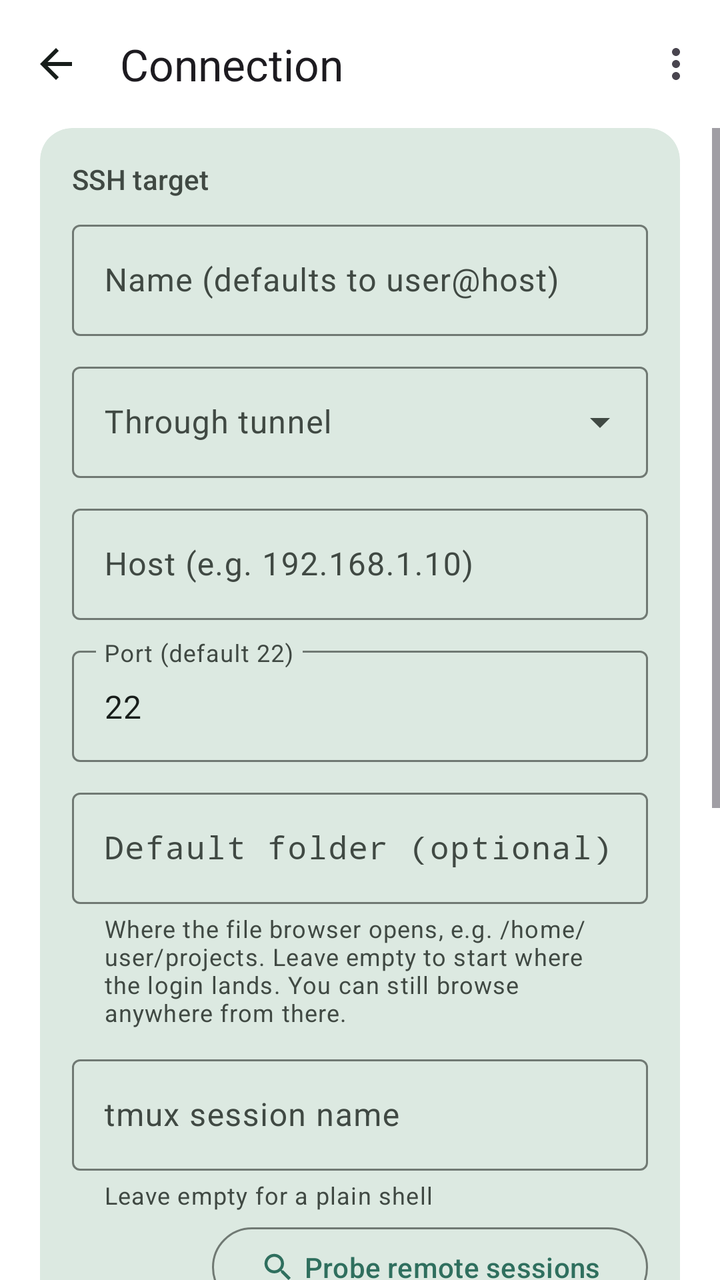
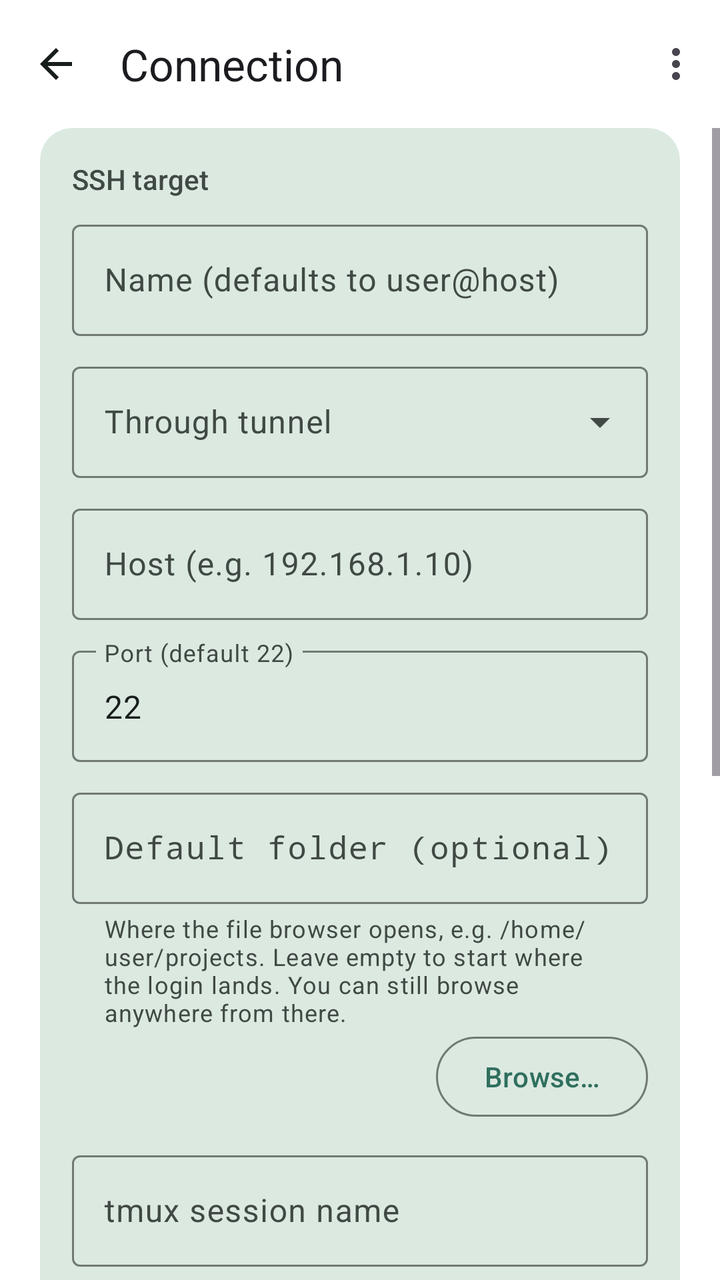

Two renders of the same Android screen: before a commit and after it. Below are the layout's source before the change and the commit's diff.
<!-- AndroidManifest.xml: application theme Theme.AiDevMob -->
<!-- res/layout/activity_connection_edit.xml -->
<?xml version="1.0" encoding="utf-8"?>
<LinearLayout xmlns:android="http://schemas.android.com/apk/res/android"
    xmlns:app="http://schemas.android.com/apk/res-auto"
    android:layout_width="match_parent"
    android:layout_height="match_parent"
    android:orientation="vertical"
    android:background="?attr/colorSurface">

    <com.google.android.material.appbar.MaterialToolbar
        android:id="@+id/toolbar"
        android:layout_width="match_parent"
        android:layout_height="?attr/actionBarSize"
        app:navigationIcon="@drawable/ic_arrow_back"
        app:navigationContentDescription="@string/action_back"
        app:navigationIconTint="?attr/colorOnSurface"
        app:title="@string/connection_edit_toolbar"
        app:menu="@menu/connection_edit_menu" />

    <ScrollView
        android:layout_width="match_parent"
        android:layout_height="0dp"
        android:layout_weight="1"
        android:fillViewport="true">

        <LinearLayout
            android:layout_width="match_parent"
            android:layout_height="wrap_content"
            android:orientation="vertical"
            android:paddingStart="20dp"
            android:paddingEnd="20dp"
            android:paddingBottom="20dp">

            <com.google.android.material.card.MaterialCardView
                style="@style/Widget.Material3.CardView.Filled"
                android:layout_width="match_parent"
                android:layout_height="wrap_content"
                app:cardCornerRadius="16dp"
                app:cardBackgroundColor="?attr/colorSurfaceVariant">

                <LinearLayout
                    android:layout_width="match_parent"
                    android:layout_height="wrap_content"
                    android:orientation="vertical"
                    android:padding="16dp">

                    <TextView
                        android:layout_width="wrap_content"
                        android:layout_height="wrap_content"
                        android:text="@string/connection_section_target"
                        android:textAppearance="?attr/textAppearanceTitleSmall"
                        android:textColor="?attr/colorOnSurfaceVariant"
                        android:layout_marginBottom="8dp" />

                    <com.google.android.material.textfield.TextInputLayout
                        style="@style/Widget.Material3.TextInputLayout.OutlinedBox"
                        android:layout_width="match_parent"
                        android:layout_height="wrap_content"
                        android:hint="@string/connection_hint_name">
                        <com.google.android.material.textfield.TextInputEditText
                            android:id="@+id/editName"
                            android:layout_width="match_parent"
                            android:layout_height="wrap_content"
                            android:inputType="text"
                            android:singleLine="true" />
                    </com.google.android.material.textfield.TextInputLayout>

                    <com.google.android.material.textfield.TextInputLayout
                        style="@style/Widget.Material3.TextInputLayout.OutlinedBox.ExposedDropdownMenu"
                        android:layout_width="match_parent"
                        android:layout_height="wrap_content"
                        android:layout_marginTop="10dp"
                        android:hint="@string/connection_hint_tunnel">
                        <com.google.android.material.textfield.MaterialAutoCompleteTextView
                            android:id="@+id/dropdownTunnel"
                            android:layout_width="match_parent"
                            android:layout_height="wrap_content"
                            android:inputType="none"
                            android:focusable="false" />
                    </com.google.android.material.textfield.TextInputLayout>

                    
                    <LinearLayout
                        android:id="@+id/groupDirectTarget"
                        android:layout_width="match_parent"
                        android:layout_height="wrap_content"
                        android:orientation="vertical">

                        <com.google.android.material.textfield.TextInputLayout
                            style="@style/Widget.Material3.TextInputLayout.OutlinedBox"
                            android:layout_width="match_parent"
                            android:layout_height="wrap_content"
                            android:layout_marginTop="10dp"
                            android:hint="@string/connection_hint_host">
                            <com.google.android.material.textfield.TextInputEditText
                                android:id="@+id/editHost"
                                android:layout_width="match_parent"
                                android:layout_height="wrap_content"
                                android:inputType="textNoSuggestions"
                                android:singleLine="true" />
                        </com.google.android.material.textfield.TextInputLayout>

                        <com.google.android.material.textfield.TextInputLayout
                            style="@style/Widget.Material3.TextInputLayout.OutlinedBox"
                            android:layout_width="match_parent"
                            android:layout_height="wrap_content"
                            android:layout_marginTop="10dp"
                            android:hint="@string/connection_hint_port">
                            <com.google.android.material.textfield.TextInputEditText
                                android:id="@+id/editPort"
                                android:layout_width="match_parent"
                                android:layout_height="wrap_content"
                                android:inputType="number"
                                android:singleLine="true"
                                android:text="22" />
                        </com.google.android.material.textfield.TextInputLayout>
                    </LinearLayout>

                    <TextView
                        android:id="@+id/textTunnelTarget"
                        android:layout_width="match_parent"
                        android:layout_height="wrap_content"
                        android:layout_marginTop="10dp"
                        android:textAppearance="?attr/textAppearanceBodySmall"
                        android:textColor="?attr/colorOnSurfaceVariant"
                        android:visibility="gone" />

                    <com.google.android.material.textfield.TextInputLayout
                        style="@style/Widget.Material3.TextInputLayout.OutlinedBox"
                        android:layout_width="match_parent"
                        android:layout_height="wrap_content"
                        android:layout_marginTop="10dp"
                        app:helperTextEnabled="true"
                        app:helperText="@string/connection_helper_default_path"
                        android:hint="@string/connection_hint_default_path">
                        <com.google.android.material.textfield.TextInputEditText
                            android:id="@+id/editDefaultPath"
                            android:layout_width="match_parent"
                            android:layout_height="wrap_content"
                            android:inputType="textNoSuggestions"
                            android:fontFamily="monospace"
                            android:singleLine="true" />
                    </com.google.android.material.textfield.TextInputLayout>

                    <com.google.android.material.textfield.TextInputLayout
                        android:id="@+id/layoutTmuxSession"
                        style="@style/Widget.Material3.TextInputLayout.OutlinedBox"
                        android:layout_width="match_parent"
                        android:layout_height="wrap_content"
                        android:layout_marginTop="10dp"
                        app:helperTextEnabled="true"
                        app:helperText="@string/connection_helper_tmux"
                        android:hint="@string/connection_hint_tmux">
                        <com.google.android.material.textfield.TextInputEditText
                            android:id="@+id/editTmuxSession"
                            android:layout_width="match_parent"
                            android:layout_height="wrap_content"
                            android:inputType="textNoSuggestions"
                            android:singleLine="true" />
                    </com.google.android.material.textfield.TextInputLayout>

                    <com.google.android.material.button.MaterialButton
                        android:id="@+id/buttonProbeTmux"
                        style="@style/Widget.Material3.Button.OutlinedButton"
                        android:layout_width="wrap_content"
                        android:layout_height="wrap_content"
                        android:layout_gravity="end"
                        android:layout_marginTop="4dp"
                        app:icon="@drawable/ic_search"
                        android:text="@string/connection_action_probe" />
                </LinearLayout>
            </com.google.android.material.card.MaterialCardView>

            <com.google.android.material.card.MaterialCardView
                style="@style/Widget.Material3.CardView.Filled"
                android:layout_width="match_parent"
                android:layout_height="wrap_content"
                android:layout_marginTop="12dp"
                app:cardCornerRadius="16dp"
                app:cardBackgroundColor="?attr/colorSurfaceVariant">

                <LinearLayout
                    android:layout_width="match_parent"
                    android:layout_height="wrap_content"
                    android:orientation="vertical"
                    android:padding="16dp">

                    <TextView
                        android:layout_width="wrap_content"
                        android:layout_height="wrap_content"
                        android:text="@string/connection_section_credential"
                        android:textAppearance="?attr/textAppearanceTitleSmall"
                        android:textColor="?attr/colorOnSurfaceVariant"
                        android:layout_marginBottom="8dp" />

                    <com.google.android.material.textfield.TextInputLayout
                        style="@style/Widget.Material3.TextInputLayout.OutlinedBox.ExposedDropdownMenu"
                        android:layout_width="match_parent"
                        android:layout_height="wrap_content"
                        android:hint="@string/connection_hint_credential">
                        <com.google.android.material.textfield.MaterialAutoCompleteTextView
                            android:id="@+id/dropdownCredential"
                            android:layout_width="match_parent"
                            android:layout_height="wrap_content"
                            android:inputType="none"
                            android:focusable="false" />
                    </com.google.android.material.textfield.TextInputLayout>

                    <TextView
                        android:id="@+id/textCredentialDetail"
                        android:layout_width="match_parent"
                        android:layout_height="wrap_content"
                        android:layout_marginTop="6dp"
                        android:textAppearance="?attr/textAppearanceBodySmall"
                        android:textColor="?attr/colorOnSurfaceVariant" />

                    <LinearLayout
                        android:layout_width="match_parent"
                        android:layout_height="wrap_content"
                        android:orientation="horizontal"
                        android:layout_marginTop="10dp">

                        <com.google.android.material.button.MaterialButton
                            android:id="@+id/buttonNewCredential"
                            style="@style/Widget.Material3.Button.TonalButton"
                            android:layout_width="0dp"
                            android:layout_height="48dp"
                            android:layout_weight="1"
                            android:layout_marginEnd="8dp"
                            app:cornerRadius="12dp"
                            android:text="@string/connection_action_new_credential" />

                        <com.google.android.material.button.MaterialButton
                            android:id="@+id/buttonEditCredential"
                            style="@style/Widget.Material3.Button.OutlinedButton"
                            android:layout_width="0dp"
                            android:layout_height="48dp"
                            android:layout_weight="1"
                            app:cornerRadius="12dp"
                            android:text="@string/connection_action_edit_credential" />
                    </LinearLayout>
                </LinearLayout>
            </com.google.android.material.card.MaterialCardView>

            <TextView
                android:id="@+id/textError"
                android:layout_width="match_parent"
                android:layout_height="wrap_content"
                android:layout_marginTop="12dp"
                android:textColor="?attr/colorError"
                android:visibility="gone" />

            <com.google.android.material.button.MaterialButton
                android:id="@+id/buttonSaveAndConnect"
                android:layout_width="match_parent"
                android:layout_height="56dp"
                android:layout_marginTop="16dp"
                app:cornerRadius="16dp"
                android:text="@string/connection_action_save_and_connect" />

            <com.google.android.material.button.MaterialButton
                android:id="@+id/buttonSave"
                style="@style/Widget.Material3.Button.TonalButton"
                android:layout_width="match_parent"
                android:layout_height="52dp"
                android:layout_marginTop="10dp"
                app:cornerRadius="16dp"
                android:text="@string/action_save_only" />

        </LinearLayout>
    </ScrollView>
</LinearLayout>
<!-- resources referenced by this layout -->
<resources>
  <!-- drawable ic_arrow_back (drawable) -->
  <vector xmlns:android="http://schemas.android.com/apk/res/android"
      android:width="24dp"
      android:height="24dp"
      android:viewportWidth="24"
      android:viewportHeight="24"
      android:tint="#FFFFFF">
      <path
          android:fillColor="#FF000000"
          android:pathData="M20,11 H7.8 l5.6,-5.6 L12,4 l-8,8 8,8 1.4,-1.4 L7.8,13 H20 Z" />
  </vector>
  <!-- drawable ic_search (drawable) -->
  <vector xmlns:android="http://schemas.android.com/apk/res/android"
      android:width="24dp"
      android:height="24dp"
      android:viewportWidth="24"
      android:viewportHeight="24"
      android:tint="?attr/colorOnSurfaceVariant">
      <path
          android:fillColor="#FF000000"
          android:pathData="M15.5,14 h-0.79 l-0.28,-0.27 C15.41,12.59 16,11.11 16,9.5 16,5.91 13.09,3 9.5,3 S3,5.91 3,9.5 5.91,16 9.5,16 c1.61,0 3.09,-0.59 4.23,-1.57 l0.27,0.28 v0.79 l5,4.99 L20.49,19 Z M9.5,14 C7.01,14 5,11.99 5,9.5 S7.01,5 9.5,5 14,7.01 14,9.5 11.99,14 9.5,14 Z" />
  </vector>
  <string name="action_back">Back</string>
  <string name="action_save_only">Save only</string>
  <string name="connection_action_edit_credential">Edit selected</string>
  <string name="connection_action_new_credential">New credential</string>
  <string name="connection_action_probe">Probe remote sessions</string>
  <string name="connection_action_save_and_connect">Save and connect</string>
  <string name="connection_edit_toolbar">Connection</string>
  <string name="connection_helper_default_path">Where the file browser opens, e.g. /home/user/projects. Leave empty to start where the login lands. You can still browse anywhere from there.</string>
  <string name="connection_helper_tmux">Leave empty for a plain shell</string>
  <string name="connection_hint_credential">Credential to use</string>
  <string name="connection_hint_default_path">Default folder (optional)</string>
  <string name="connection_hint_host">Host (e.g. 192.168.1.10)</string>
  <string name="connection_hint_name">Name (defaults to user@host)</string>
  <string name="connection_hint_port">Port (default 22)</string>
  <string name="connection_hint_tmux">tmux session name</string>
  <string name="connection_hint_tunnel">Through tunnel</string>
  <string name="connection_section_credential">Credential</string>
  <string name="connection_section_target">SSH target</string>
  <color name="brand_primary">#2F6F5E</color>
  <color name="brand_on_primary">#FFFFFF</color>
  <color name="brand_primary_container">#B7F0DA</color>
  <color name="brand_on_primary_container">#002015</color>
  <color name="brand_secondary">#4C6358</color>
  <color name="brand_on_secondary">#FFFFFF</color>
  <color name="brand_secondary_container">#CEE9D9</color>
  <color name="brand_on_secondary_container">#092017</color>
  <color name="brand_background">#F5FBF6</color>
  <color name="brand_on_background">#171D1A</color>
  <color name="brand_surface">#FFFFFF</color>
  <color name="brand_on_surface">#171D1A</color>
  <color name="brand_surface_variant">#DCE9E1</color>
  <color name="brand_on_surface_variant">#404943</color>
  <color name="brand_outline">#707973</color>
  <color name="brand_error">#BA1A1A</color>
  <color name="brand_on_error">#FFFFFF</color>
  <!-- unchanged entries left out for length: 1 -->
</resources>

<!-- the commit's change to res/layout/activity_connection_edit.xml (unified diff, before → after) -->
@@ -141,6 +141,14 @@
                             android:singleLine="true" />
                     </com.google.android.material.textfield.TextInputLayout>
 
+                    <com.google.android.material.button.MaterialButton
+                        android:id="@+id/buttonBrowsePath"
+                        style="@style/Widget.Material3.Button.OutlinedButton"
+                        android:layout_width="wrap_content"
+                        android:layout_height="wrap_content"
+                        android:layout_gravity="end"
+                        android:text="@string/connection_action_browse_path" />
+
                     <com.google.android.material.textfield.TextInputLayout
                         android:id="@+id/layoutTmuxSession"
                         style="@style/Widget.Material3.TextInputLayout.OutlinedBox"
<!-- resource entries referenced after the edit -->
@@ -24,6 +24,7 @@
   </vector>
   <string name="action_back">Back</string>
   <string name="action_save_only">Save only</string>
+  <string name="connection_action_browse_path">Browse…</string>
   <string name="connection_action_edit_credential">Edit selected</string>
   <string name="connection_action_new_credential">New credential</string>
   <string name="connection_action_probe">Probe remote sessions</string>
